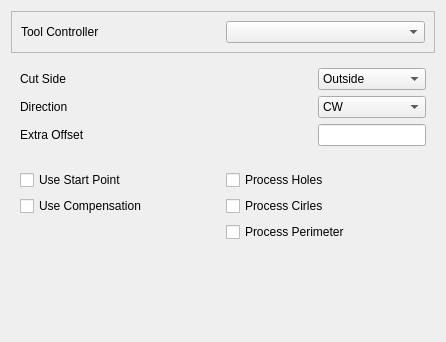
Qt form src/Mod/Path/Gui/Resources/panels/PageOpProfileFullEdit.ui (berndhahnebach/All_FreeCAD) before a commit.
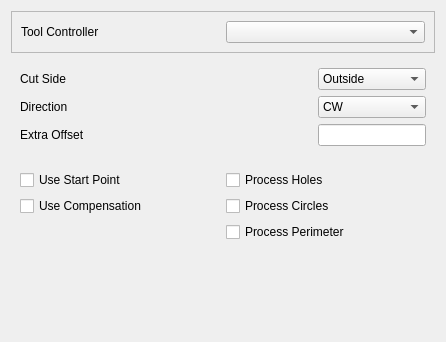
The same form after that commit. Custom widgets are drawn as their Qt base class.

The edit to the form file:
```diff
--- a/src/Mod/Path/Gui/Resources/panels/PageOpProfileFullEdit.ui
+++ b/src/Mod/Path/Gui/Resources/panels/PageOpProfileFullEdit.ui
@@ -153,7 +153,7 @@
          <string>&lt;html&gt;&lt;head/&gt;&lt;body&gt;&lt;p&gt;Check if you want this profile operation to also be applied to cylindrical holes, which normally get drilled.&lt;/p&gt;&lt;p&gt;&lt;br/&gt;&lt;/p&gt;&lt;p&gt;This can be useful if no drill of adequate size is available or the number of holes don't warrant a tool change.&lt;/p&gt;&lt;p&gt;&lt;br/&gt;&lt;/p&gt;&lt;p&gt;Note that the cut side and direction is reversed in respect to the specified values.&lt;/p&gt;&lt;/body&gt;&lt;/html&gt;</string>
         </property>
         <property name="text">
-         <string>Process Cirles</string>
+         <string>Process Circles</string>
         </property>
        </widget>
       </item>
```
